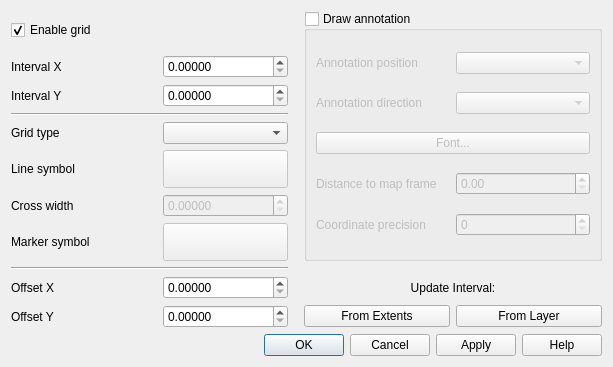
Before: the Qt Designer form src/ui/qgsdecorationgriddialog.ui in qgis/QGIS, drawn with Qt 5.
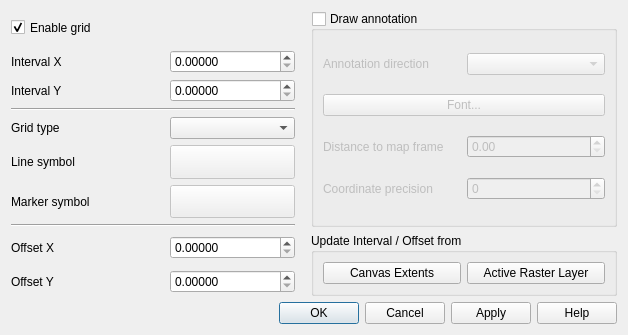
After: the same form once the commit is applied.

Commit message: remove cross grid type and set default marker to cross; remove annotation position option

The edit to the form file:
```diff
--- a/src/ui/qgsdecorationgriddialog.ui
+++ b/src/ui/qgsdecorationgriddialog.ui
@@ -6,8 +6,8 @@
    <rect>
     <x>0</x>
     <y>0</y>
-    <width>613</width>
-    <height>367</height>
+    <width>628</width>
+    <height>335</height>
    </rect>
   </property>
   <property name="windowTitle">
@@ -88,23 +88,6 @@
        </property>
       </widget>
      </item>
-     <item row="6" column="0">
-      <widget class="QLabel" name="mCrossWidthLabel">
-       <property name="text">
-        <string>Cross width</string>
-       </property>
-       <property name="wordWrap">
-        <bool>true</bool>
-       </property>
-      </widget>
-     </item>
-     <item row="7" column="0">
-      <widget class="QLabel" name="mMarkerSymbolLabel">
-       <property name="text">
-        <string>Marker symbol</string>
-       </property>
-      </widget>
-     </item>
      <item row="4" column="1">
       <widget class="QComboBox" name="mGridTypeComboBox">
        <property name="sizePolicy">
@@ -143,103 +126,6 @@
        </property>
       </widget>
      </item>
-     <item row="6" column="1">
-      <widget class="QDoubleSpinBox" name="mCrossWidthSpinBox">
-       <property name="enabled">
-        <bool>false</bool>
-       </property>
-       <property name="minimumSize">
-        <size>
-         <width>100</width>
-         <height>0</height>
-        </size>
-       </property>
-       <property name="decimals">
-        <number>5</number>
-       </property>
-      </widget>
-     </item>
-     <item row="7" column="1">
-      <widget class="QPushButton" name="mMarkerSymbolButton">
-       <property name="enabled">
-        <bool>false</bool>
-       </property>
-       <property name="sizePolicy">
-        <sizepolicy hsizetype="Minimum" vsizetype="Preferred">
-         <horstretch>0</horstretch>
-         <verstretch>0</verstretch>
-        </sizepolicy>
-       </property>
-       <property name="minimumSize">
-        <size>
-         <width>100</width>
-         <height>0</height>
-        </size>
-       </property>
-       <property name="text">
-        <string/>
-       </property>
-      </widget>
-     </item>
-     <item row="8" column="0" colspan="2">
-      <widget class="Line" name="line_3">
-       <property name="orientation">
-        <enum>Qt::Horizontal</enum>
-       </property>
-      </widget>
-     </item>
-     <item row="9" column="0">
-      <widget class="QLabel" name="mOffsetXLabel">
-       <property name="text">
-        <string>Offset X</string>
-       </property>
-       <property name="wordWrap">
-        <bool>true</bool>
-       </property>
-      </widget>
-     </item>
-     <item row="10" column="0">
-      <widget class="QLabel" name="mOffsetYLabel">
-       <property name="text">
-        <string>Offset Y</string>
-       </property>
-       <property name="wordWrap">
-        <bool>true</bool>
-       </property>
-      </widget>
-     </item>
-     <item row="9" column="1">
-      <widget class="QDoubleSpinBox" name="mOffsetXSpinBox">
-       <property name="minimumSize">
-        <size>
-         <width>100</width>
-         <height>0</height>
-        </size>
-       </property>
-       <property name="decimals">
-        <number>5</number>
-       </property>
-       <property name="maximum">
-        <double>9999999.000000000000000</double>
-       </property>
-      </widget>
-     </item>
-     <item row="10" column="1">
-      <widget class="QDoubleSpinBox" name="mOffsetYSpinBox">
-       <property name="minimumSize">
-        <size>
-         <width>100</width>
-         <height>0</height>
-        </size>
-       </property>
-       <property name="decimals">
-        <number>5</number>
-       </property>
-       <property name="maximum">
-        <double>9999999.000000000000000</double>
-       </property>
-      </widget>
-     </item>
      <item row="1" column="1">
       <widget class="QDoubleSpinBox" name="mIntervalXSpinBox">
        <property name="sizePolicy">
@@ -319,19 +205,6 @@
          <enum>QLayout::SetMinimumSize</enum>
         </property>
         <item row="0" column="0">
-         <widget class="QLabel" name="mAnnotationPositionLabel">
-          <property name="text">
-           <string>Annotation position</string>
-          </property>
-          <property name="wordWrap">
-           <bool>true</bool>
-          </property>
-         </widget>
-        </item>
-        <item row="0" column="1">
-         <widget class="QComboBox" name="mAnnotationPositionComboBox"/>
-        </item>
-        <item row="1" column="0">
          <widget class="QLabel" name="mAnnotationDirectionLabel">
           <property name="frameShape">
            <enum>QFrame::NoFrame</enum>
@@ -344,17 +217,17 @@
           </property>
          </widget>
         </item>
-        <item row="1" column="1">
+        <item row="0" column="1">
          <widget class="QComboBox" name="mAnnotationDirectionComboBox"/>
         </item>
-        <item row="2" column="0" colspan="2">
+        <item row="1" column="0" colspan="2">
          <widget class="QPushButton" name="mAnnotationFontButton">
           <property name="text">
            <string>Font...</string>
           </property>
          </widget>
         </item>
-        <item row="3" column="0">
+        <item row="2" column="0">
          <widget class="QLabel" name="mDistanceToFrameLabel">
           <property name="text">
            <string>Distance to map frame</string>
@@ -364,10 +237,10 @@
           </property>
          </widget>
         </item>
-        <item row="3" column="1">
+        <item row="2" column="1">
          <widget class="QDoubleSpinBox" name="mDistanceToMapFrameSpinBox"/>
         </item>
-        <item row="4" column="0">
+        <item row="3" column="0">
          <widget class="QLabel" name="mCoordinatePrecisionLabel">
           <property name="text">
            <string>Coordinate precision</string>
@@ -377,40 +250,121 @@
           </property>
          </widget>
         </item>
-        <item row="4" column="1">
+        <item row="3" column="1">
          <widget class="QSpinBox" name="mCoordinatePrecisionSpinBox"/>
         </item>
        </layout>
       </widget>
      </item>
-     <item row="9" column="3" colspan="2">
-      <widget class="QLabel" name="label">
-       <property name="midLineWidth">
-        <number>0</number>
-       </property>
+     <item row="6" column="0">
+      <widget class="QLabel" name="mMarkerSymbolLabel">
        <property name="text">
-        <string>Update Interval:</string>
+        <string>Marker symbol</string>
        </property>
-       <property name="textFormat">
-        <enum>Qt::PlainText</enum>
+      </widget>
+     </item>
+     <item row="6" column="1">
+      <widget class="QPushButton" name="mMarkerSymbolButton">
+       <property name="enabled">
+        <bool>false</bool>
        </property>
-       <property name="alignment">
-        <set>Qt::AlignCenter</set>
+       <property name="sizePolicy">
+        <sizepolicy hsizetype="Minimum" vsizetype="Preferred">
+         <horstretch>0</horstretch>
+         <verstretch>0</verstretch>
+        </sizepolicy>
        </property>
+       <property name="minimumSize">
+        <size>
+         <width>100</width>
+         <height>0</height>
+        </size>
+       </property>
+       <property name="text">
+        <string/>
+       </property>
       </widget>
      </item>
-     <item row="10" column="4">
-      <widget class="QPushButton" name="mPbtnUpdateFromLayer">
+     <item row="7" column="0" colspan="2">
+      <widget class="Line" name="line_3">
+       <property name="orientation">
+        <enum>Qt::Horizontal</enum>
+       </property>
+      </widget>
+     </item>
+     <item row="8" column="0">
+      <widget class="QLabel" name="mOffsetXLabel">
        <property name="text">
-        <string>From Layer</string>
+        <string>Offset X</string>
        </property>
+       <property name="wordWrap">
+        <bool>true</bool>
+       </property>
       </widget>
      </item>
-     <item row="10" column="3">
-      <widget class="QPushButton" name="mPbtnUpdateFromExtents">
+     <item row="8" column="1">
+      <widget class="QDoubleSpinBox" name="mOffsetXSpinBox">
+       <property name="minimumSize">
+        <size>
+         <width>100</width>
+         <height>0</height>
+        </size>
+       </property>
+       <property name="decimals">
+        <number>5</number>
+       </property>
+       <property name="maximum">
+        <double>9999999.000000000000000</double>
+       </property>
+      </widget>
+     </item>
+     <item row="9" column="0">
+      <widget class="QLabel" name="mOffsetYLabel">
        <property name="text">
-        <string>From Extents</string>
+        <string>Offset Y</string>
        </property>
+       <property name="wordWrap">
+        <bool>true</bool>
+       </property>
+      </widget>
+     </item>
+     <item row="9" column="1">
+      <widget class="QDoubleSpinBox" name="mOffsetYSpinBox">
+       <property name="minimumSize">
+        <size>
+         <width>100</width>
+         <height>0</height>
+        </size>
+       </property>
+       <property name="decimals">
+        <number>5</number>
+       </property>
+       <property name="maximum">
+        <double>9999999.000000000000000</double>
+       </property>
+      </widget>
+     </item>
+     <item row="8" column="3" rowspan="2" colspan="2">
+      <widget class="QGroupBox" name="groupBox">
+       <property name="title">
+        <string>Update Interval / Offset from</string>
+       </property>
+       <layout class="QGridLayout" name="gridLayout_2">
+        <item row="0" column="0">
+         <widget class="QPushButton" name="mPbtnUpdateFromExtents">
+          <property name="text">
+           <string>Canvas Extents</string>
+          </property>
+         </widget>
+        </item>
+        <item row="0" column="1">
+         <widget class="QPushButton" name="mPbtnUpdateFromLayer">
+          <property name="text">
+           <string>Active Raster Layer</string>
+          </property>
+         </widget>
+        </item>
+       </layout>
       </widget>
      </item>
     </layout>
```
The commit also changes 3 other files.
